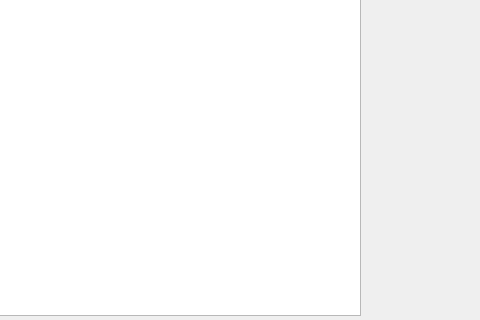
This is Game/mainwindow.ui in saurtm12/Invasion-Of-Pokemon as Qt 5 draws it before an edit; both pictures show x 320 to 800 and y 185 to 505 of the 800 by 600 pixel window. The edited form follows.
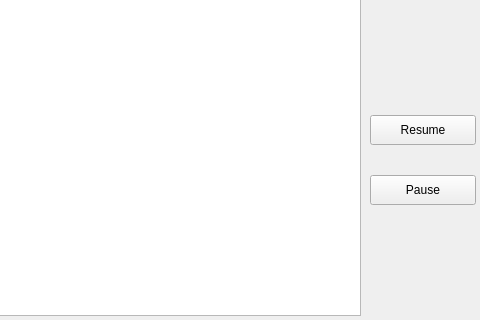
This is the edited form.

Commit message: Add pause/resume feature

Patch:
```diff
--- a/Game/mainwindow.ui
+++ b/Game/mainwindow.ui
@@ -37,6 +37,32 @@
      <string>Start</string>
     </property>
    </widget>
+   <widget class="QPushButton" name="resumeBtn">
+    <property name="geometry">
+     <rect>
+      <x>690</x>
+      <y>300</y>
+      <width>106</width>
+      <height>30</height>
+     </rect>
+    </property>
+    <property name="text">
+     <string>Resume</string>
+    </property>
+   </widget>
+   <widget class="QPushButton" name="pauseBtn">
+    <property name="geometry">
+     <rect>
+      <x>690</x>
+      <y>360</y>
+      <width>106</width>
+      <height>30</height>
+     </rect>
+    </property>
+    <property name="text">
+     <string>Pause</string>
+    </property>
+   </widget>
   </widget>
   <widget class="QMenuBar" name="menubar">
    <property name="geometry">
```
The commit also changes 4 other files.
